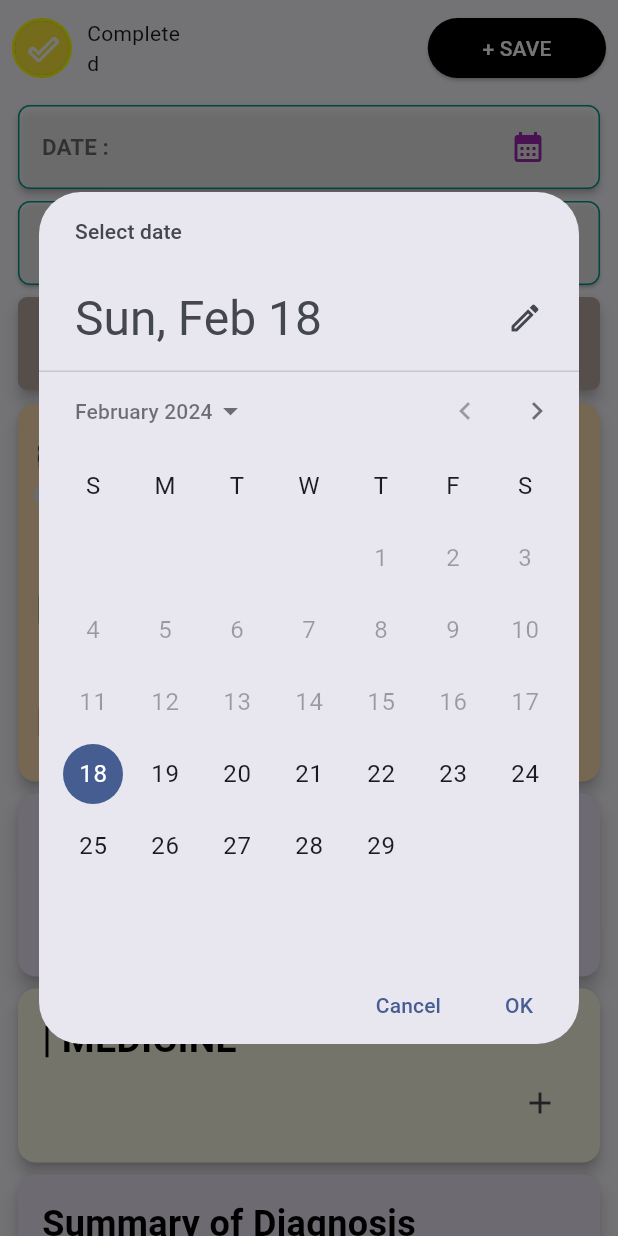
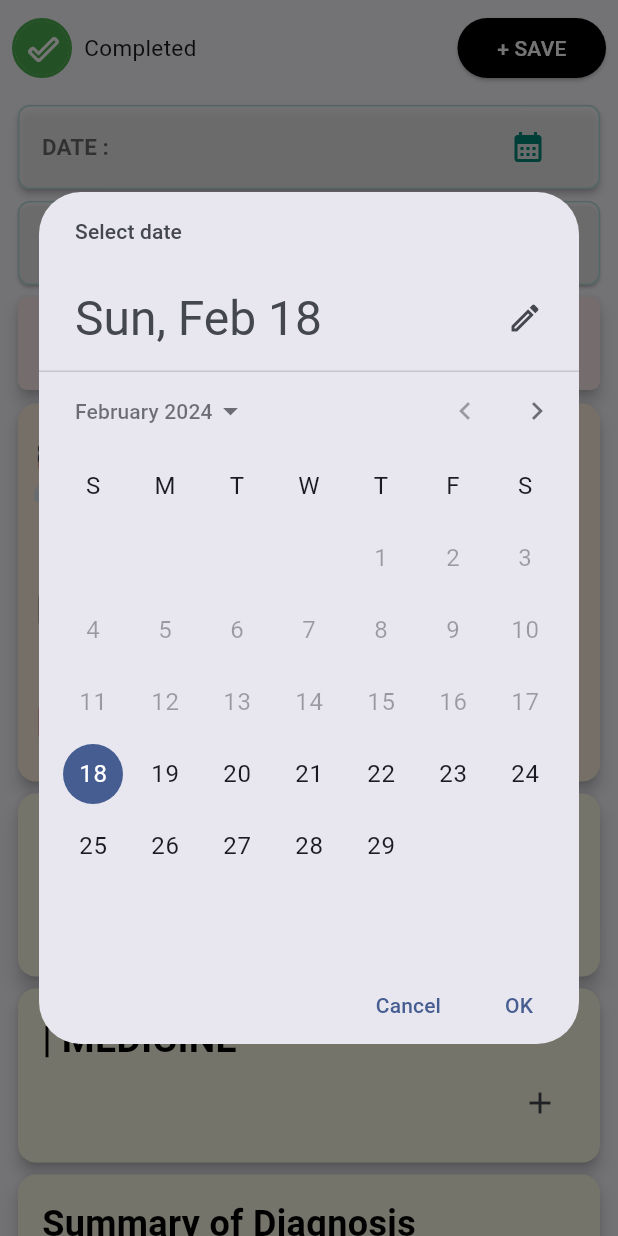
Before and after one commit to sabsar42/digital_pharmacist_v2, a Flutter app: the HealthRecordDetailScreen screen opened directly with empty values, after a tap on the "done outline" icon, after a tap on the "calendar month" icon, on a phone screen of 412 x 824 dp. Run offline on Flutter 3.47's test engine with Material 3 defaults, Android fonts, the phone set to English and light mode, and no system bars; our stand-ins replace camera, carousel_slider, cloud_firestore, csv, curved_navigation_bar, date_format and 22 more; missing offline and left inert: animated_weight_picker, google_mlkit_text_recognition, syncfusion_flutter_pdfviewer, transformable_list_view; accounts and stored records are empty.

Commit message:
updated colors

```diff
--- a/lib/BMI-calculator/bmi_screens/constant.dart
+++ b/lib/BMI-calculator/bmi_screens/constant.dart
@@ -1,10 +1,10 @@
 import 'package:flutter/material.dart';
 
-const kactiveCardColor = Color(0xFF1D1E33);
-const kinactiveCardColor = Color(0xFF111328);
+const kactiveCardColor = Color(0xC2027C7C);
+const kinactiveCardColor = Color(0xFFDCDCE3);
 const ksliderInactiveColor = Color(0xFF8D8E98);
 const kbottomContainerHeight = 80.0;
-const kbottomContainerColor = Color(0xFFEB1555);
+const kbottomContainerColor = Color(0xFF01675F);
 const klabelTextStyle = TextStyle(
   fontSize: 18.0,
   color: Color(0xFF8D8E98),
--- a/lib/BMI-calculator/bmi_screens/result_page.dart
+++ b/lib/BMI-calculator/bmi_screens/result_page.dart
@@ -43,7 +43,7 @@ class ResultPage extends StatelessWidget {
           Expanded(
             flex: 5,
             child: ReusableBg(
-              colour: kactiveCardColor,
+              colour: Color(0xFFEFE8F5),
               cardChild: Column(
                 mainAxisAlignment: MainAxisAlignment.spaceEvenly,
                 crossAxisAlignment: CrossAxisAlignment.center,
@@ -82,7 +82,7 @@ class ResultPage extends StatelessWidget {
                       width: 200.0,
                       height: 56.0,
                     ),
-                    fillColor: Color(0xFF4C4F5E),
+                    fillColor: Color(0xFF83BCC7),
                     elevation: 0.0,
                     shape: RoundedRectangleBorder(
                         borderRadius: BorderRadius.circular(10.0)),
--- a/lib/BMI-calculator/calculator_brain.dart
+++ b/lib/BMI-calculator/calculator_brain.dart
@@ -36,7 +36,7 @@ class Calculate {
     if (_bmi >= 25 || _bmi <= 18.5) {
       return Colors.deepOrangeAccent;
     } else {
-      return Color(0xFF24D876);
+      return Color(0xFF008081);
     }
   }
 }
--- a/lib/BMI-calculator/components/rounded_button.dart
+++ b/lib/BMI-calculator/components/rounded_button.dart
@@ -16,7 +16,7 @@ class RoundIconButton extends StatelessWidget {
       elevation: 0.0,
       onPressed: onPressed,
       shape: RoundedRectangleBorder(borderRadius: BorderRadius.circular(10.0)),
-      fillColor: Color(0xFF4C4F5E),
+      fillColor: Color(0xFFE3D1EC),
     );
   }
 }
--- a/lib/Camera Scanner/result_screen.dart
+++ b/lib/Camera Scanner/result_screen.dart
@@ -23,7 +23,7 @@ class _ResultScreenState extends State<ResultScreen> {
   @override
   void initState() {
     super.initState();
-    String promptText = "Extract the Medicines Name only and Give them in CSV Format with its medicine name,dosags,duration";
+    String promptText = "Medicine Start from Rx: Extract the Medicines Name only and Give Information of Medicine Info from Web, Type, Dosage, Duration, ( medicine may start with TAB, Cap; TAB for tablet, Cap for Capsule); The Text is this :";
         // "Add a Page Title name is : (AI Prescription) and Organize this in stream Text and Give: 1.Doctor Info, 2.Medicines in Table Format, 3.Diagnosis, 4.Summary of the Diagnosis";
 
     recAndPromptText = promptText + widget.text;
--- a/lib/medical_history/EHR Record/widget/PopBup_Menu_Three_Button_Functions_Screen.dart
+++ b/lib/medical_history/EHR Record/widget/PopBup_Menu_Three_Button_Functions_Screen.dart
@@ -44,7 +44,7 @@ class PopUpMenuItems extends StatelessWidget {
       children: [
         Container(
           height: 43,
-          color: Colors.deepPurple[300],
+          color:  Color.fromRGBO(43, 157, 148, 1.0),
           child: Align(
             alignment: Alignment.center,
             child: Container(
@@ -62,7 +62,7 @@ class PopUpMenuItems extends StatelessWidget {
         SizedBox(height: 0.5),
         Container(
           height: 43,
-          color: Colors.deepPurple[200],
+          color:  Color.fromRGBO(32, 98, 94, 1.0),
           child: Align(
             alignment: Alignment.center,
             child: Container(
@@ -80,7 +80,7 @@ class PopUpMenuItems extends StatelessWidget {
         SizedBox(height: 0.3),
         Container(
           height: 43,
-          color: Colors.deepPurple[200],
+          color:  Color.fromRGBO(9, 110, 102, 1.0),
           child: Align(
             alignment: Alignment.center,
             child: Container(
--- a/lib/medical_history/Health Record/screens/Health_Record_Detailed.dart
+++ b/lib/medical_history/Health Record/screens/Health_Record_Detailed.dart
@@ -225,8 +225,6 @@ class _HealthRecordDetailScreenState extends State<HealthRecordDetailScreen> {
             ? Center(
                 child: CircularProgressIndicator(
                   color: Colors.purple,
-
-
                 ),
               )
             : SingleChildScrollView(
@@ -285,22 +283,21 @@ class _HealthRecordDetailScreenState extends State<HealthRecordDetailScreen> {
         //   width: 8,
         // ),
         Expanded(
-        flex: 4,
-        child: Row(
-
-            children:[  Container(
+          flex: 5,
+          child: Row(children: [
+            Container(
               decoration: BoxDecoration(
                   shape: BoxShape.circle,
                   border: Border.all(
-                  color: Colors.yellowAccent,
+                    color: isCompleted ? Colors.green : Colors.yellow,
                     width: 2,
                   )),
               child: CircleAvatar(
-              backgroundColor: isCompleted ? Colors.green : Colors.grey,
+                backgroundColor: isCompleted ? Colors.green : Colors.brown,
                 radius: 18,
                 child: IconButton(
                   style: ElevatedButton.styleFrom(
-                  backgroundColor: Colors.yellow,
+                    backgroundColor: isCompleted ? Colors.green : Colors.yellow,
                   ),
                   icon: Icon(
                     Icons.done_outline_rounded,
@@ -315,18 +312,23 @@ class _HealthRecordDetailScreenState extends State<HealthRecordDetailScreen> {
               ),
             ),
             SizedBox(
-            width: 10,
+              width: 8,
             ),
             Container(
-            width: 70,
-            child: isCompleted ? Text('Completed') : Text('Ongoing'),
-          ),]
+              width: 90,
+              child: isCompleted
+                  ? Text(
+                      'Completed',
+                      style: TextStyle(fontSize: 15),
+                    )
+                  : Text('Ongoing'),
             ),
+          ]),
         ),
         Expanded(
-          flex: 3,
+          flex: 4,
           child: SizedBox(
-
+            width: 10,
           ),
         ),
         Expanded(
@@ -335,9 +337,12 @@ class _HealthRecordDetailScreenState extends State<HealthRecordDetailScreen> {
             onPressed: () {
               addHealthRecordDetails();
             },
-            child: Text("+ SAVE",style: TextStyle(
+            child: Text(
+              "+ SAVE",
+              style: TextStyle(
                 color: Colors.white,
-            ),),
+              ),
+            ),
             style: ElevatedButton.styleFrom(
               backgroundColor: Colors.black,
             ),
@@ -354,7 +359,7 @@ class _HealthRecordDetailScreenState extends State<HealthRecordDetailScreen> {
         height: 70, // Adjust the height as needed
 
         child: Card(
-          color: Colors.brown.shade200,
+          color: Colors.red.shade50,
           elevation: 4,
           shape: RoundedRectangleBorder(
             borderRadius: BorderRadius.circular(6),
@@ -398,7 +403,7 @@ class _HealthRecordDetailScreenState extends State<HealthRecordDetailScreen> {
           Card(
             elevation: 2,
             shape: RoundedRectangleBorder(
-              side: BorderSide(color: Colors.teal.shade500, width: 1),
+              side: BorderSide(color: Colors.teal.shade100, width: 1),
               borderRadius: BorderRadius.circular(8.0),
             ),
             color: Colors.white70,
@@ -417,7 +422,8 @@ class _HealthRecordDetailScreenState extends State<HealthRecordDetailScreen> {
                       style: TextStyle(
                         fontSize: 18,
                         fontWeight: FontWeight.w600,
-                        color: Colors.purple, // Set your desired color here
+                        color: Colors.teal.shade600
+                        , // Set your desired color here
                       ),
                     ),
                   ],
@@ -426,7 +432,7 @@ class _HealthRecordDetailScreenState extends State<HealthRecordDetailScreen> {
               trailing: IconButton(
                 icon: Icon(
                   Icons.calendar_month,
-                  color: Colors.purple, // Set your desired color here
+                  color: Colors.teal.shade600,// Set your desired color here
                 ),
                 onPressed: _showDatePicker,
               ),
@@ -434,7 +440,7 @@ class _HealthRecordDetailScreenState extends State<HealthRecordDetailScreen> {
           ),
           Card(
             shape: RoundedRectangleBorder(
-              side: BorderSide(color: Colors.teal.shade500, width: 1),
+              side: BorderSide(color: Colors.teal.shade100, width: 1),
               borderRadius: BorderRadius.circular(8.0),
             ),
             color: Colors.white70,
@@ -453,7 +459,7 @@ class _HealthRecordDetailScreenState extends State<HealthRecordDetailScreen> {
                       style: TextStyle(
                         fontSize: 18,
                         fontWeight: FontWeight.w600,
-                        color: Colors.purple, // Set your desired color here
+                        color: Colors.indigo.shade600, // Set your desired color here
                       ),
                     ),
                   ],
@@ -462,7 +468,7 @@ class _HealthRecordDetailScreenState extends State<HealthRecordDetailScreen> {
               trailing: IconButton(
                 icon: Icon(
                   Icons.access_time,
-                  color: Colors.purple, // Set your desired color here
+                  color: Colors.indigo.shade600, // Set your desired color here
                 ),
                 onPressed: _showTimePicker,
               ),
--- a/lib/medical_history/Health Record/screens/Health_Record_Screen.dart
+++ b/lib/medical_history/Health Record/screens/Health_Record_Screen.dart
@@ -108,13 +108,17 @@ class _HealthRecordScreenState extends State<HealthRecordScreen> {
     });
   }
 
+
+
   @override
   Widget build(BuildContext context) {
     return Scaffold(
       appBar: AppBar(
         actions: [
           IconButton(
-            onPressed: () {},
+            onPressed: () {
+
+            },
             icon: Icon(
               Icons.edit_note_outlined,
               size: 35,
--- a/lib/medical_history/Health Record/widget/doctor_information.dart
+++ b/lib/medical_history/Health Record/widget/doctor_information.dart
@@ -23,7 +23,7 @@ class DoctorHospitalInformation extends StatelessWidget {
           borderRadius: BorderRadius.circular(
               12.0),
         ),
-        color: Colors.orange.shade100,
+        color: Colors.orange.shade50,
         child: Column(
           crossAxisAlignment: CrossAxisAlignment.start,
           children: [
--- a/lib/medical_history/Health Record/widget/med_information_card.dart
+++ b/lib/medical_history/Health Record/widget/med_information_card.dart
@@ -16,7 +16,7 @@ class MedInfoCard extends StatelessWidget {
   Widget build(BuildContext context) {
     return Card(
       elevation: 5,
-      color: Colors.deepPurple.shade50,
+      color: Colors.yellow.shade50,
       shape: RoundedRectangleBorder(
         borderRadius: BorderRadius.circular(12.0),
       ),
```
Also changed, not shown: lib/BMI-calculator/bmi_screens/input_page.dart (+6 -15 lines), lib/BMI-calculator/components/reusable_bg.dart (+7 -0 lines), lib/medical_history/EHR Record/screens/EHR_Detailed_View.dart (+35 -14 lines), lib/medical_history/EHR Record/screens/EHR_First_Screen.dart (+4 -4 lines), lib/medical_history/EHR Record/widget/ehr_card_view.dart (+65 -18 lines), lib/medical_history/PDF Prescription/screens/first_pdf_screen.dart (+84 -65 lines), lib/medical_history/PDF Prescription/screens/image_to_pdf_conversion_screen.dart (+4 -4 lines), lib/medical_history/TabBar_View.dart (+10 -10 lines), assets/images/dashboard_card.png. Lines whose indentation alone changed are shown as unchanged.
